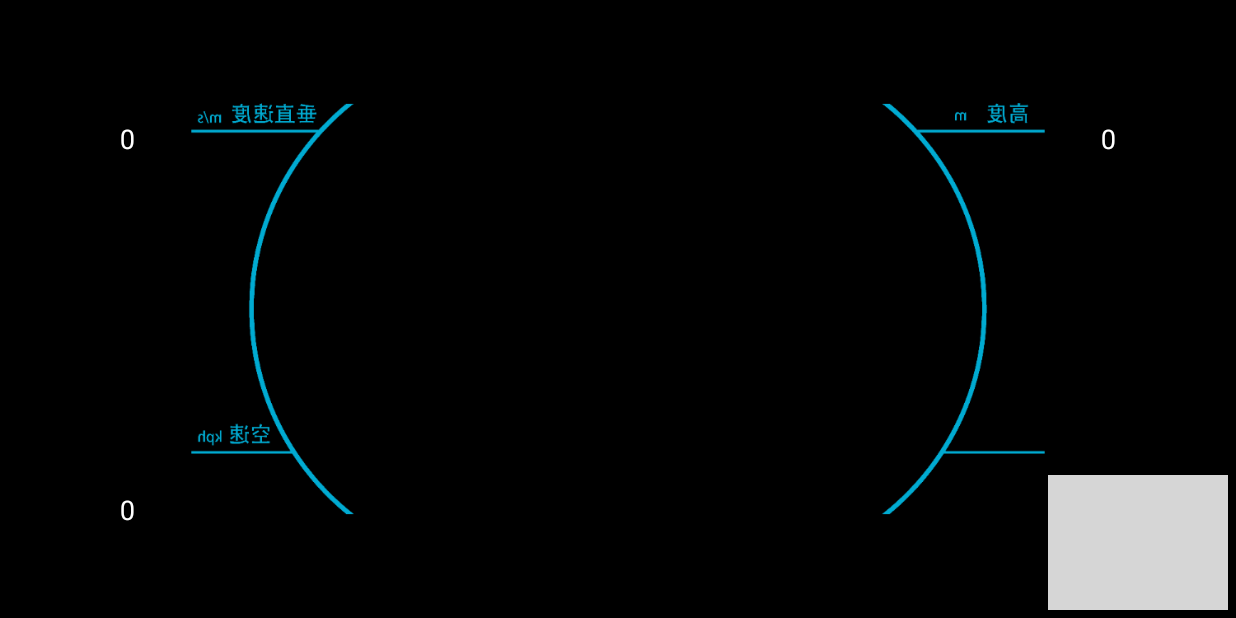
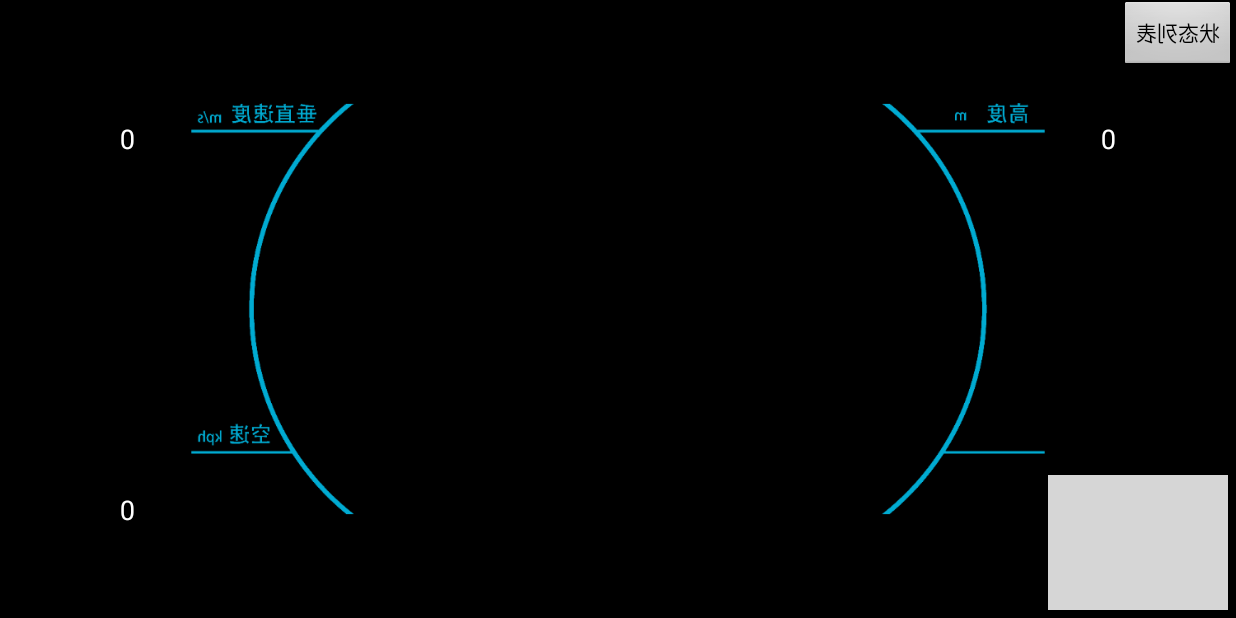
Before and after one commit to loveapple5/fpv-aircraft, an Android app: the MainActivity screen opened directly, with no data from a screen before it, on a phone screen of 824 x 412 dp (held sideways). Run offline under Robolectric (Android 15) with nearby library versions, the phone set to English and light mode, and no system bars; libraries missing offline, so code that uses them is left out: dji.common.airlink, dji.common.camera, dji.common.error, dji.common.flightcontroller, dji.common.gimbal and 14 more; 14 statements that could not run were skipped; grey boxes are pictures that could not be loaded.

Commit message:
在主界面添加了状态列表按钮

```diff
--- a/app/src/main/res/layout/tpv_view.xml
+++ b/app/src/main/res/layout/tpv_view.xml
@@ -82,5 +82,14 @@
         android:layout_alignParentBottom="true"
         android:layout_marginBottom="5dp"/>
 
+    <Button
+        android:layout_width="wrap_content"
+        android:layout_height="wrap_content"
+        android:scaleX="-1"
+        android:layout_alignParentRight="true"
+        android:layout_alignParentTop="true"
+        android:text="@string/states_list"
+        android:layout_gravity="center_vertical"
+        android:id="@+id/btn_status_list"/>
 
 </RelativeLayout>
```
Also changed, not shown: app/src/main/res/values/strings.xml (+13 -0 lines).
